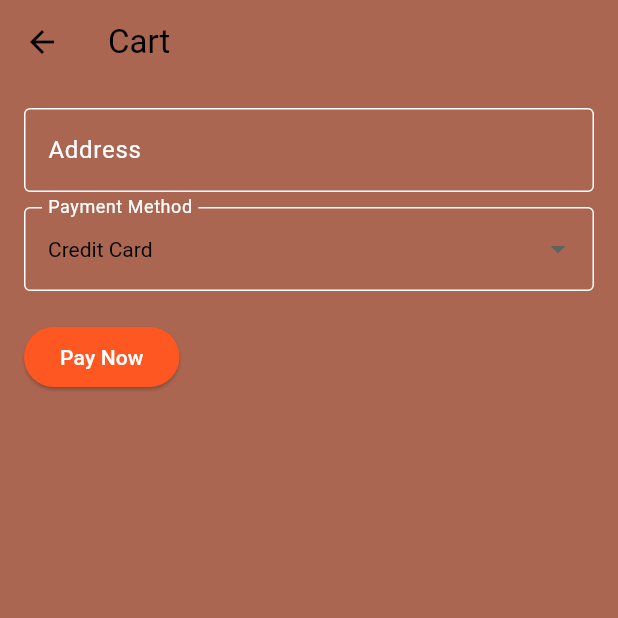
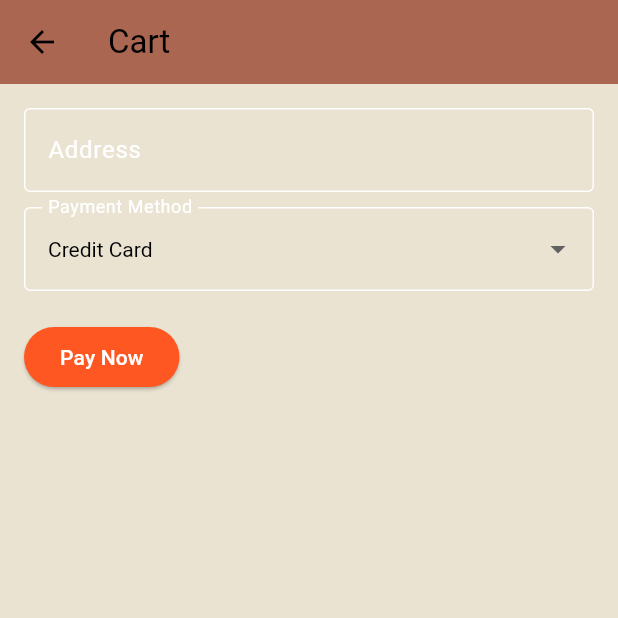
Before and after one commit to calliexal/fluteer, a Flutter app: the CartPage screen opened by its route, on a phone screen of 412 x 824 dp, the top half of it. Run offline on Flutter 3.47's test engine with Material 3 defaults, Android fonts, the phone set to English and light mode, and no system bars.

Commit message:
Update cart_page.dart

```diff
--- a/lib/pages/cart_page.dart
+++ b/lib/pages/cart_page.dart
@@ -49,12 +49,12 @@ class _CartPageState extends State<CartPage> {
   @override
   Widget build(BuildContext context) {
     return Container(
-      color: sanguineBrown,  // Warna background untuk seluruh layar
+      color: whiteRock,
       child: Scaffold(
-        backgroundColor: Colors.transparent,  // Atur scaffold menjadi transparan
+        backgroundColor: Colors.transparent,
         appBar: AppBar(
           title: Text('Cart'),
-          backgroundColor: sanguineBrown,  // Warna background untuk AppBar
+          backgroundColor: sanguineBrown,
         ),
         body: SingleChildScrollView(
           child: Padding(
```
